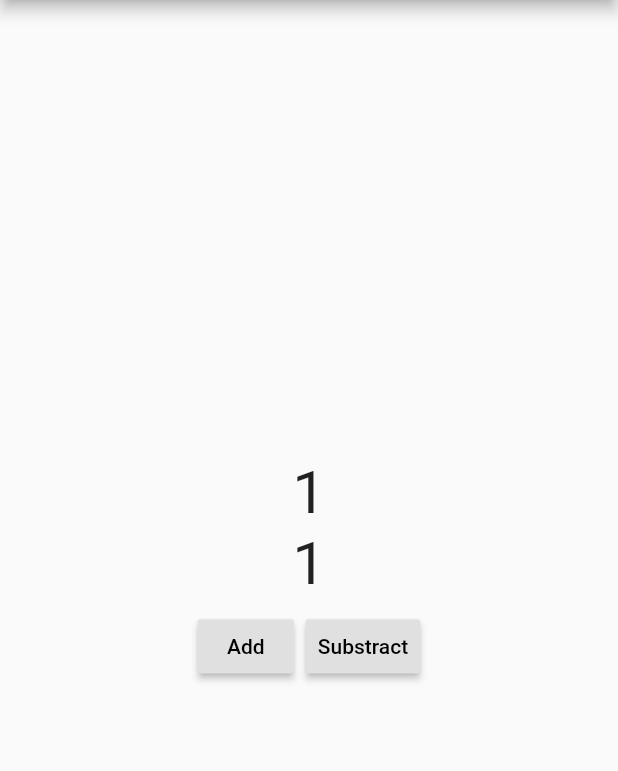
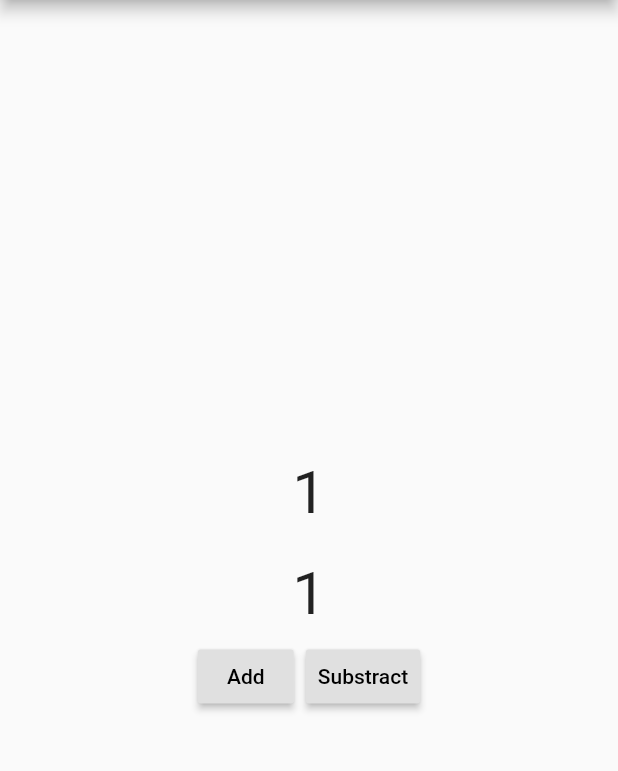
Before and after one commit to aryzhov/flutter-rolodex, a Flutter app: the screen it shows after launch, after a tap on "Add", on a phone screen of 412 x 824 dp, the part 84-855 px from its top. Run offline on Flutter 3.47's test engine with Material 2 defaults, Android fonts, the phone set to English and light mode, and no system bars.

Commit message:
Optimized rendering

```diff
--- a/example/lib/main.dart
+++ b/example/lib/main.dart
@@ -33,13 +33,16 @@ class _MyAppState extends State<MyApp> {
             Rolodex(
               theme: const RolodexThemeData(
 //                cardColor: Colors.black,
-//                clipBorderRadius: BorderRadius.all(Radius.circular(10)),
+                clipBorderRadius: BorderRadius.all(Radius.circular(10)),
 //                alwaysShowBackground: true,
 //                cardFallDirection: AxisDirection.left,
 //                cardStackAlignment: AlignmentDirectional.centerEnd,
               ),
               value: counter,
-              child: Text("$counter", style: TextStyle(fontSize: 40)
+              child: Padding(
+                padding: EdgeInsets.all(20),
+                child: Text("$counter", style: TextStyle(fontSize: 40)
+                ),
               ),
             ),
             Row(
--- a/lib/rolodex.dart
+++ b/lib/rolodex.dart
@@ -193,12 +193,11 @@ class _RolodexCard<T> extends StatelessWidget {
 
   @override
   Widget build(BuildContext context) {
-    return AnimatedBuilder(
-      animation: item.animation,
-      builder: (context, child) {
-        Widget w = item.rolodex.child ?? item.rolodex.builder(context);
     final theme = item.theme;
-        if(theme.alwaysShowBackground || (item.direction != 0 || topItem != null)) {
+
+    Widget w = item.rolodex.child;
+
+    if(item.direction != 0 || topItem != null || theme.alwaysShowBackground) {
       w = DecoratedBox(
         child: w,
         decoration: BoxDecoration(
@@ -207,13 +206,15 @@ class _RolodexCard<T> extends StatelessWidget {
         position: DecorationPosition.background,
       );
     }
+
     if(topItem != null) {
-          final w0 = w;
+      // add a "shadow" from the top item
+      final w1 = w;
       w = AnimatedBuilder(
           animation: topItem.animation,
           builder: (context, _) {
             return DecoratedBox(
-                child: w0,
+              child: w1,
               decoration: BoxDecoration(
                 color: theme.shadowColor.withOpacity(topItem.animation.value),
 //                    color: Colors.black26.withOpacity((1.0 - item.animation.value + topItem.animation.value) * 0.6),
@@ -225,7 +226,7 @@ class _RolodexCard<T> extends StatelessWidget {
     }
 
     if(theme.clipBorderRadius != BorderRadius.zero) {
-          if(item.direction != 0 || theme.alwaysShowBackground || item.animation.value < 1 || (topItem?.animation?.value ?? 1) < 1) {
+      if(item.direction != 0 || topItem != null || theme.alwaysShowBackground) {
         w = ClipRRect(
           borderRadius: theme.clipBorderRadius,
           child: w,
@@ -237,15 +238,18 @@ class _RolodexCard<T> extends StatelessWidget {
     if(item.direction == 0) {
       return w;
     } else {
+      return AnimatedBuilder(
+        animation: item.animation,
+        builder: (context, child) {
           return Transform(
             origin: Offset.zero,
             alignment: _getTransformAlignment(theme.cardFallDirection),
             transform: _getTransformMatrix(theme.cardFallDirection, item.animation.value),
             child: w,
           );
-        }
         },
       );
+    }
   }
 
   static _getTransformAlignment(AxisDirection ad) {
@@ -279,20 +283,20 @@ class _RolodexItem<T> {
   final int direction;
 
   _RolodexItem(this.key, this.rolodex, this.state, this.direction) {
+    if(direction != 0) {
       ac = AnimationController(vsync: state, lowerBound: 0, upperBound: 1, duration: theme.animationDuration);
       animation = ac.drive(CurveTween(curve: Curves.linear));
       if(direction > 0) {
         ac.forward();
-    } else if(direction < 0) {
+      } else {
         ac.reverse(from: 1);
-    } else {
-      ac.forward();
       }
       animation.addStatusListener((status) {
         if(status == AnimationStatus.completed || status == AnimationStatus.dismissed) {
           state.itemAnimationDone(this);
         }
       });
+    }
   }
 
   RolodexThemeData get theme => state.theme;
@@ -302,27 +306,26 @@ class _RolodexItem<T> {
   bool get visible => ac.value > 0;
 
   void dispose() {
-    ac.dispose();
+    ac?.dispose();
   }
 }
 
 
 class Rolodex<T> extends StatefulWidget {
 
-  final WidgetBuilder builder;
   final Widget child;
   final T value;
   final Comparator comparator;
   final RolodexThemeData theme;
 
   const Rolodex({
-    this.builder,
+    @required
     this.child,
     @required
     this.value,
     this.comparator = comparableComparator,
     this.theme,
-  }): assert(builder != null || child != null);
+  });
 
   @override
   _RolodexState createState() => _RolodexState<T>();
```
Lines whose indentation alone changed are shown as unchanged.
